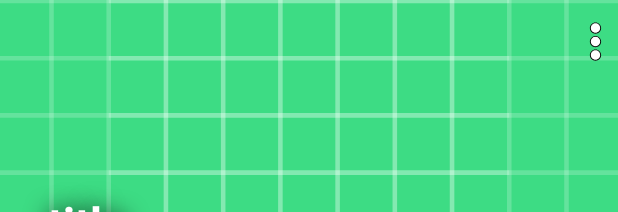
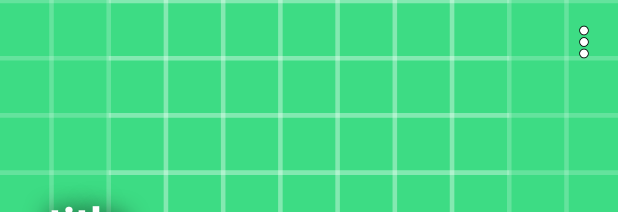
Before and after one commit to Komilast/EngLearn2, an Android app: the layout fragment_wordlist.xml on its own in the app's theme, with its tools: preview values and no code run, on a phone screen of 412 x 824 dp. Shown: the top 212 px of the screen. Run offline under Robolectric (Android 15) with nearby library versions, the phone set to English and light mode, and no system bars.

Commit message:
Работа с разметкой

```diff
--- a/app/src/main/res/layout/fragment_wordlist.xml
+++ b/app/src/main/res/layout/fragment_wordlist.xml
@@ -20,8 +20,8 @@
             app:layout_scrollFlags="scroll|exitUntilCollapsed"
             app:contentScrim="?attr/colorPrimary"
             app:title="title"
-            app:expandedTitleTextAppearance="@style/collapse"
-            app:collapsedTitleTextAppearance="@style/collapse_2"
+            app:expandedTitleTextAppearance="@style/collapse_title"
+            app:collapsedTitleTextAppearance="@style/collapse_title_2"
             app:scrimAnimationDuration="250">
 
             <ImageView
@@ -39,11 +39,12 @@
                 app:layout_collapseMode="pin">
 
                 <androidx.appcompat.widget.AppCompatImageButton
-                    android:layout_width="30dp"
-                    android:layout_height="30dp"
+                    android:layout_width="25dp"
+                    android:layout_height="25dp"
                     android:background="@drawable/more_stroke"
                     android:layout_gravity="end"
-                    android:id="@+id/lesson_more"/>
+                    android:id="@+id/lesson_more"
+                    android:layout_marginEnd="10dp"/>
 
             </androidx.appcompat.widget.Toolbar>
         </com.google.android.material.appbar.CollapsingToolbarLayout>
--- a/app/src/main/res/values/styles.xml
+++ b/app/src/main/res/values/styles.xml
@@ -1,6 +1,6 @@
 <?xml version="1.0" encoding="utf-8"?>
 <resources>
-    <style name="collapse">
+    <style name="collapse_title">
         <item name="android:textColor">@color/white</item>
         <item name="android:textSize">30sp</item>
         <item name="android:textStyle">bold</item>
@@ -8,11 +8,11 @@
         <item name="android:shadowRadius">20</item>
     </style>
 
-    <style name="collapse_2">
+    <style name="collapse_title_2">
         <item name="android:textColor">@color/white</item>
         <item name="android:textSize">20sp</item>
         <item name="android:textStyle">bold</item>
         <item name="android:shadowColor">@color/black</item>
-        <item name="android:shadowRadius">15</item>
+        <item name="android:shadowRadius">13</item>
     </style>
 </resources>
```
